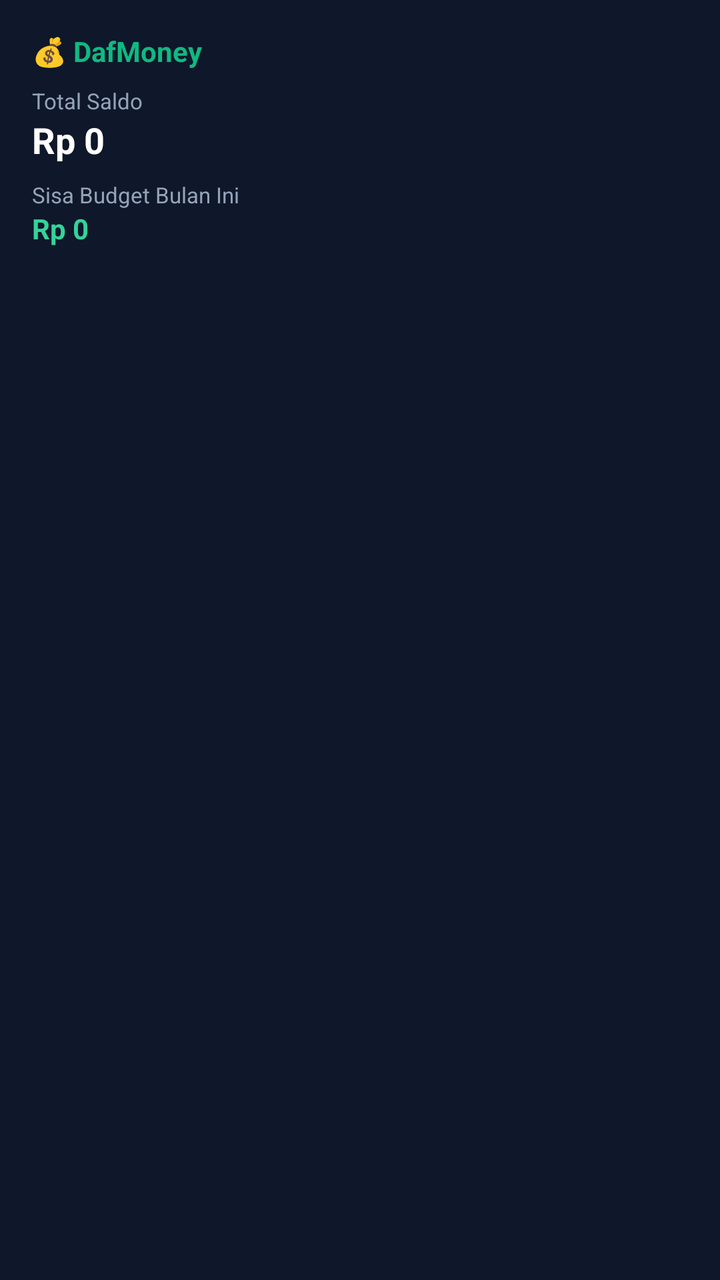
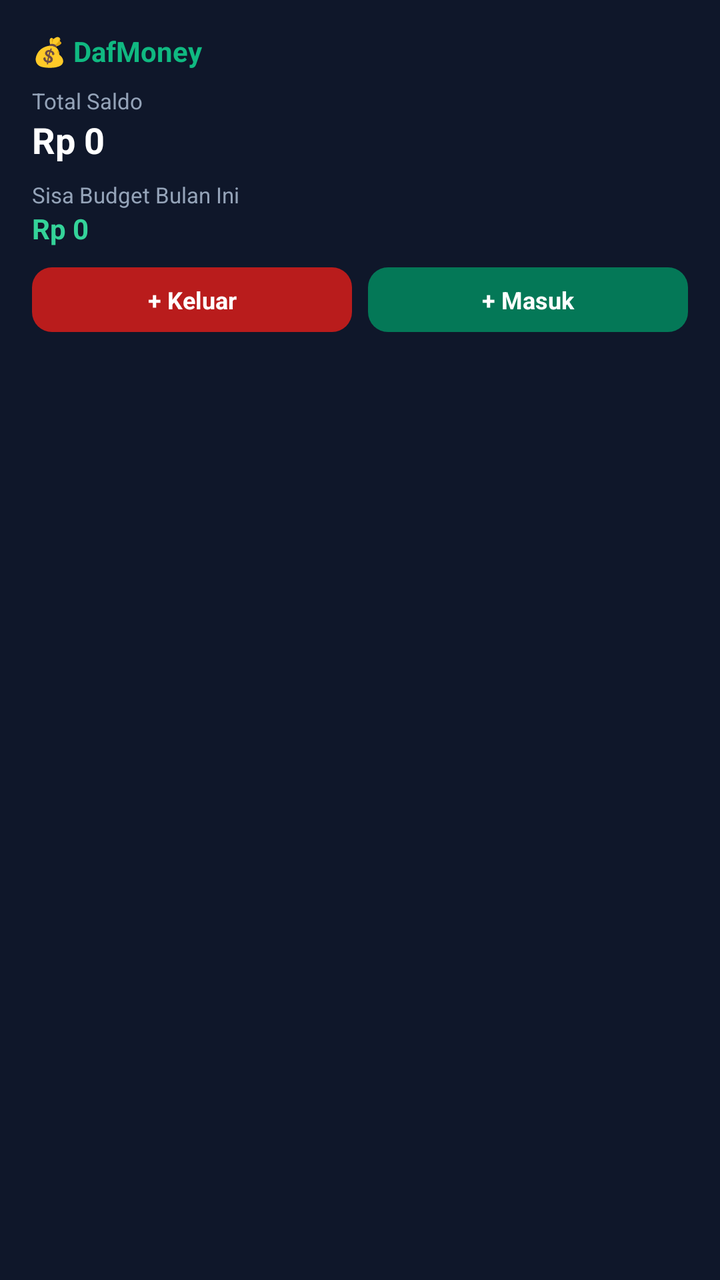

The first picture is an Android layout as it rendered before a commit; the second is the same layout after the commit. The layout source and the unified diff follow.
<!-- AndroidManifest.xml: fallback theme Theme.MaterialComponents.DayNight.NoActionBar -->
<!-- res/layout/dafmoney_widget.xml -->
<?xml version="1.0" encoding="utf-8"?>
<LinearLayout xmlns:android="http://schemas.android.com/apk/res/android"
    android:layout_width="match_parent"
    android:layout_height="match_parent"
    android:background="#0F172A"
    android:orientation="vertical"
    android:padding="16dp">

    <TextView
        android:layout_width="wrap_content"
        android:layout_height="wrap_content"
        android:text="💰 DafMoney"
        android:textColor="#10B981"
        android:textSize="14sp"
        android:textStyle="bold" />

    <LinearLayout
        android:layout_width="match_parent"
        android:layout_height="wrap_content"
        android:layout_marginTop="8dp"
        android:orientation="vertical">

        <TextView
            android:layout_width="wrap_content"
            android:layout_height="wrap_content"
            android:text="Total Saldo"
            android:textColor="#94A3B8"
            android:textSize="11sp" />

        <TextView
            android:id="@+id/total_balance"
            android:layout_width="wrap_content"
            android:layout_height="wrap_content"
            android:text="Rp 0"
            android:textColor="#FFFFFF"
            android:textSize="18sp"
            android:textStyle="bold" />
    </LinearLayout>

    <LinearLayout
        android:layout_width="match_parent"
        android:layout_height="wrap_content"
        android:layout_marginTop="8dp"
        android:orientation="vertical">

        <TextView
            android:layout_width="wrap_content"
            android:layout_height="wrap_content"
            android:text="Sisa Budget Bulan Ini"
            android:textColor="#94A3B8"
            android:textSize="11sp" />

        <TextView
            android:id="@+id/remaining_budget"
            android:layout_width="wrap_content"
            android:layout_height="wrap_content"
            android:text="Rp 0"
            android:textColor="#34D399"
            android:textSize="14sp"
            android:textStyle="bold" />
    </LinearLayout>

</LinearLayout>
<!-- resources referenced by this layout -->
<resources>

</resources>

<!-- the commit's change to res/layout/dafmoney_widget.xml (unified diff, before → after) -->
@@ -60,4 +60,99 @@
             android:textStyle="bold" />
     </LinearLayout>
 
+    <LinearLayout
+        android:layout_width="match_parent"
+        android:layout_height="wrap_content"
+        android:layout_marginTop="10dp"
+        android:orientation="horizontal">
+
+        <TextView
+            android:id="@+id/btn_expense"
+            android:layout_width="0dp"
+            android:layout_height="wrap_content"
+            android:layout_marginEnd="4dp"
+            android:layout_weight="1"
+            android:background="@drawable/widget_btn_expense"
+            android:gravity="center"
+            android:paddingTop="8dp"
+            android:paddingBottom="8dp"
+            android:text="+ Keluar"
+            android:textColor="#FFFFFF"
+            android:textSize="12sp"
+            android:textStyle="bold" />
+
+        <TextView
+            android:id="@+id/btn_income"
+            android:layout_width="0dp"
+            android:layout_height="wrap_content"
+            android:layout_marginStart="4dp"
+            android:layout_weight="1"
+            android:background="@drawable/widget_btn_income"
+            android:gravity="center"
+            android:paddingTop="8dp"
+            android:paddingBottom="8dp"
+            android:text="+ Masuk"
+            android:textColor="#FFFFFF"
+            android:textSize="12sp"
+            android:textStyle="bold" />
+    </LinearLayout>
+
+    <LinearLayout
+        android:id="@+id/tpl_row"
+        android:layout_width="match_parent"
+        android:layout_height="wrap_content"
+        android:layout_marginTop="6dp"
+        android:orientation="horizontal"
+        android:visibility="gone">
+
+        <TextView
+            android:id="@+id/tpl_1"
+            android:layout_width="0dp"
+            android:layout_height="wrap_content"
+            android:layout_marginEnd="3dp"
+            android:layout_weight="1"
+            android:background="@drawable/widget_chip"
+            android:ellipsize="end"
+            android:gravity="center"
+            android:maxLines="1"
+            android:paddingTop="6dp"
+            android:paddingBottom="6dp"
+            android:text=""
+            android:textColor="#E2E8F0"
+            android:textSize="10sp" />
+
+        <TextView
+            android:id="@+id/tpl_2"
+            android:layout_width="0dp"
+            android:layout_height="wrap_content"
+            android:layout_marginStart="3dp"
+            android:layout_marginEnd="3dp"
+            android:layout_weight="1"
+            android:background="@drawable/widget_chip"
+            android:ellipsize="end"
+            android:gravity="center"
+            android:maxLines="1"
+            android:paddingTop="6dp"
+            android:paddingBottom="6dp"
+            android:text=""
+            android:textColor="#E2E8F0"
+            android:textSize="10sp" />
+
+        <TextView
+            android:id="@+id/tpl_3"
+            android:layout_width="0dp"
+            android:layout_height="wrap_content"
+            android:layout_marginStart="3dp"
+            android:layout_weight="1"
+            android:background="@drawable/widget_chip"
+            android:ellipsize="end"
+            android:gravity="center"
+            android:maxLines="1"
+            android:paddingTop="6dp"
+            android:paddingBottom="6dp"
+            android:text=""
+            android:textColor="#E2E8F0"
+            android:textSize="10sp" />
+    </LinearLayout>
+
 </LinearLayout>
<!-- resource entries referenced after the edit -->
@@ -1,5 +1,22 @@
 <!-- resources referenced by this layout -->
 <resources>
-
+  <!-- drawable widget_btn_expense (drawable) -->
+  <?xml version="1.0" encoding="utf-8"?>
+  <shape xmlns:android="http://schemas.android.com/apk/res/android" android:shape="rectangle">
+      <solid android:color="#B91C1C" />
+      <corners android:radius="10dp" />
+  </shape>
+  <!-- drawable widget_btn_income (drawable) -->
+  <?xml version="1.0" encoding="utf-8"?>
+  <shape xmlns:android="http://schemas.android.com/apk/res/android" android:shape="rectangle">
+      <solid android:color="#047857" />
+      <corners android:radius="10dp" />
+  </shape>
+  <!-- drawable widget_chip (drawable) -->
+  <?xml version="1.0" encoding="utf-8"?>
+  <shape xmlns:android="http://schemas.android.com/apk/res/android" android:shape="rectangle">
+      <solid android:color="#1E293B" />
+      <corners android:radius="10dp" />
+  </shape>
 </resources>
 
